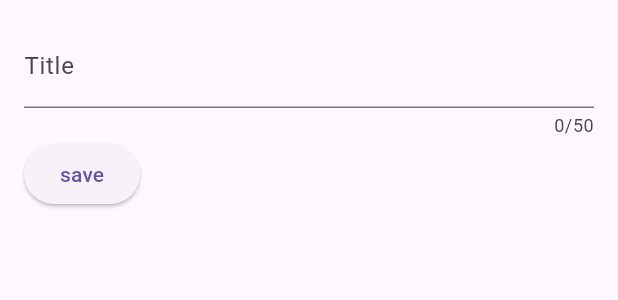
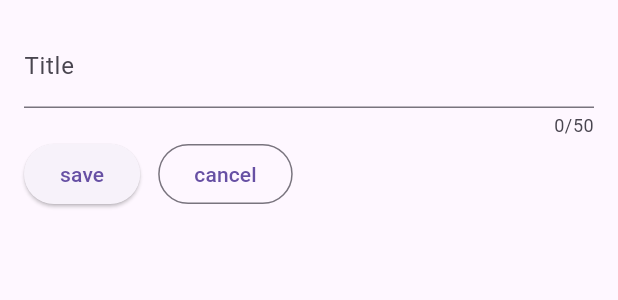
Before and after one commit to nisiyus/expense-tracker, a Flutter app: the NewExpense widget shown alone on an empty page, opened directly, on a phone screen of 412 x 824 dp. Shown: the top 300 px of the screen. Run offline on Flutter 3.47's test engine with Material 2 defaults, Android fonts, the phone set to English and light mode, and no system bars.

Commit message:
add cancel button

```diff
--- a/lib/widgets/new_expense.dart
+++ b/lib/widgets/new_expense.dart
@@ -29,7 +29,13 @@ class _NewExpense extends State<NewExpense> {
           ),
           Row(
             children: [
-              ElevatedButton(onPressed: () {}, child: const Text('save'))
+              ElevatedButton(onPressed: () {}, child: const Text('save')),
+              const SizedBox(width: 12),
+              OutlinedButton(
+                  onPressed: () {
+                    Navigator.pop(context);
+                  },
+                  child: const Text('cancel'))
             ],
           ),
         ],
```
